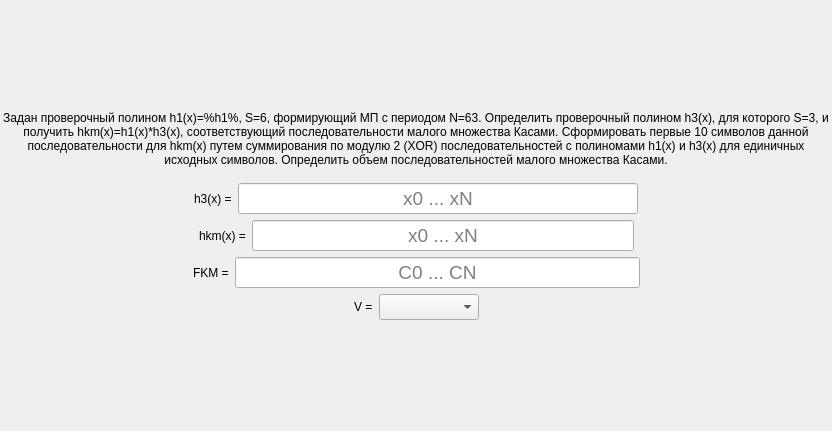
The window that task/screentask7.ui (bukhmastov/fpsp) describes before a commit, drawn with Qt 5.
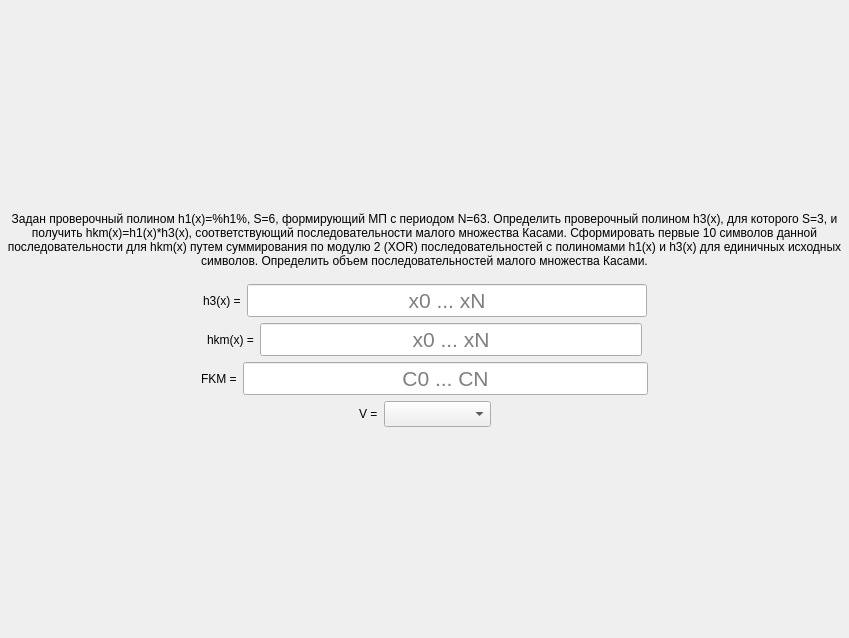
The same window after the commit.

Patch:
```diff
--- a/task/screentask7.ui
+++ b/task/screentask7.ui
@@ -6,8 +6,8 @@
    <rect>
     <x>0</x>
     <y>0</y>
-    <width>832</width>
-    <height>431</height>
+    <width>849</width>
+    <height>638</height>
    </rect>
   </property>
   <property name="windowTitle">
@@ -114,9 +114,16 @@
          </property>
          <property name="font">
           <font>
-           <pointsize>14</pointsize>
+           <family>MS Shell Dlg 2</family>
+           <pointsize>16</pointsize>
+           <weight>9</weight>
+           <italic>false</italic>
+           <bold>false</bold>
           </font>
          </property>
+         <property name="styleSheet">
+          <string>font: 75 16pt &quot;MS Shell Dlg 2&quot;;</string>
+         </property>
          <property name="maxLength">
           <number>4</number>
          </property>
@@ -184,9 +191,16 @@
          </property>
          <property name="font">
           <font>
-           <pointsize>14</pointsize>
+           <family>MS Shell Dlg 2</family>
+           <pointsize>16</pointsize>
+           <weight>9</weight>
+           <italic>false</italic>
+           <bold>false</bold>
           </font>
          </property>
+         <property name="styleSheet">
+          <string>font: 75 16pt &quot;MS Shell Dlg 2&quot;;</string>
+         </property>
          <property name="maxLength">
           <number>10</number>
          </property>
@@ -254,9 +268,16 @@
          </property>
          <property name="font">
           <font>
-           <pointsize>14</pointsize>
+           <family>MS Shell Dlg 2</family>
+           <pointsize>16</pointsize>
+           <weight>9</weight>
+           <italic>false</italic>
+           <bold>false</bold>
           </font>
          </property>
+         <property name="styleSheet">
+          <string>font: 75 16pt &quot;MS Shell Dlg 2&quot;;</string>
+         </property>
          <property name="maxLength">
           <number>10</number>
          </property>
@@ -324,9 +345,16 @@
          </property>
          <property name="font">
           <font>
-           <pointsize>14</pointsize>
+           <family>MS Shell Dlg 2</family>
+           <pointsize>16</pointsize>
+           <weight>9</weight>
+           <italic>false</italic>
+           <bold>false</bold>
           </font>
          </property>
+         <property name="styleSheet">
+          <string>font: 75 16pt &quot;MS Shell Dlg 2&quot;;</string>
+         </property>
         </widget>
        </item>
        <item>
```
Left out of the diff: 10 changed lines with no effect on the pictures.
